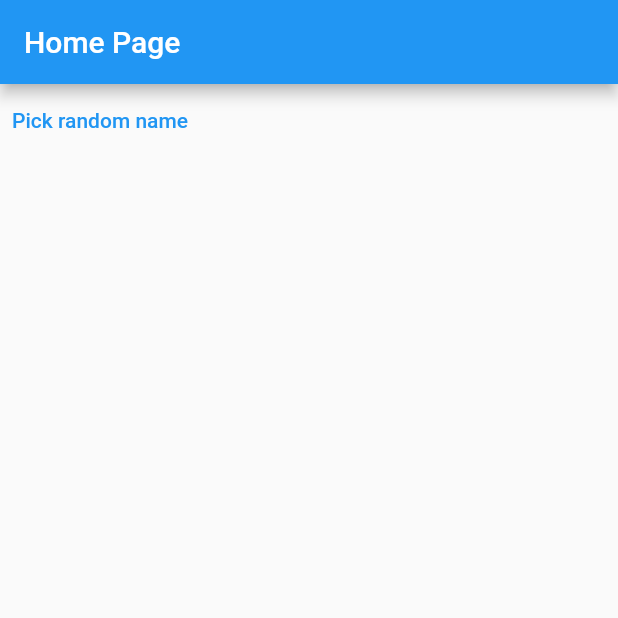
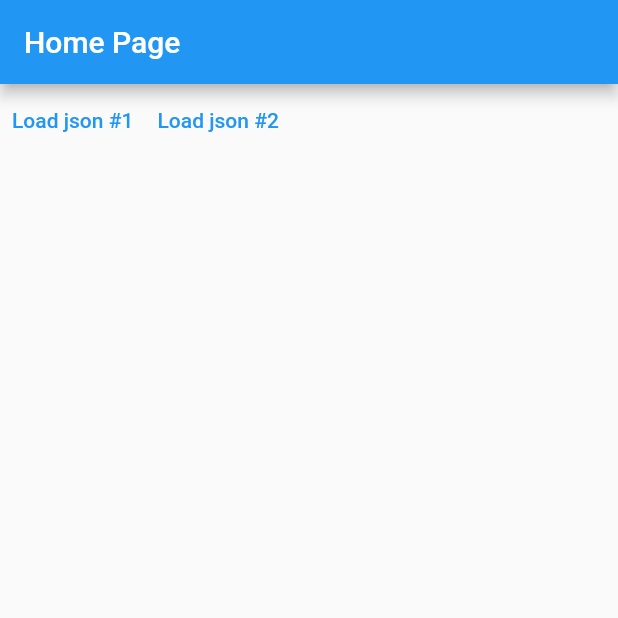
Before and after one commit to jorjegxg/vandad_bloc, a Flutter app: the screen it shows after launch, on a phone screen of 412 x 824 dp, the top half of it. Run offline on Flutter 3.47's test engine with Material 2 defaults, Android fonts, the phone set to English and light mode, and no system bars; our stand-ins replace bloc, equatable, flutter_bloc.

```diff
--- /dev/null
+++ b/lib/bloc/events.dart
@@ -0,0 +1,16 @@
+import 'package:flutter/material.dart';
+import 'package:vandad_bloc/enums.dart';
+import 'package:vandad_bloc/main.dart';
+
+@immutable
+abstract class LoadAction {
+  const LoadAction();
+}
+
+
+@immutable
+class LoadPersonsAction implements LoadAction {
+  final PersonUrl url;
+
+  const LoadPersonsAction({required this.url}) : super();
+}
--- /dev/null
+++ b/lib/bloc/states.dart
@@ -0,0 +1,23 @@
+import 'package:equatable/equatable.dart';
+import 'package:flutter/material.dart';
+import 'package:vandad_bloc/models/person.dart';
+
+@immutable
+class FetchResult extends Equatable {
+  final Iterable<Person> persons;
+  final bool isRetrievedFromChache;
+
+  const FetchResult({
+    required this.persons,
+    required this.isRetrievedFromChache,
+  });
+
+  @override
+  String toString() {
+    return 'FetchResult(isRetrievedFromChache : $isRetrievedFromChache, persons : $persons)';
+  }
+
+  @override
+  // TODO: implement props
+  List<Object?> get props => [persons, isRetrievedFromChache];
+}
--- /dev/null
+++ b/lib/enums.dart
@@ -0,0 +1,4 @@
+enum PersonUrl {
+  persons1,
+  persons2,
+}
--- a/lib/main.dart
+++ b/lib/main.dart
@@ -1,10 +1,18 @@
-import 'dart:math';
+import 'dart:convert';
+import 'dart:io';
 
-import 'package:bloc/bloc.dart';
 import 'package:flutter/material.dart';
+import 'package:flutter_bloc/flutter_bloc.dart';
+import 'package:vandad_bloc/bloc/persons_bloc.dart';
+import 'package:vandad_bloc/presentation/home_screen.dart';
+
+import 'models/person.dart';
 
 void main() {
-  runApp(MyApp());
+  runApp(BlocProvider(
+    create: (_) => PersonsBloc(),
+    child: MyApp(),
+  ));
 }
 
 class MyApp extends MaterialApp {
@@ -17,83 +25,3 @@ class MyApp extends MaterialApp {
           home: const HomeScreen(),
         );
 }
-
-const names = [
-  'Foo',
-  'Bar',
-  'Baz',
-];
-
-extension RandomElement<T> on List<T> {
-  T getRandomElement() => elementAt(
-        Random().nextInt(length),
-      );
-}
-
-class NamesCubit extends Cubit<String?> {
-  NamesCubit() : super(null);
-
-  void pickRandomName() => emit(names.getRandomElement());
-}
-
-class HomeScreen extends StatefulWidget {
-  const HomeScreen({super.key});
-
-  @override
-  State<HomeScreen> createState() => _HomeScreenState();
-}
-
-class _HomeScreenState extends State<HomeScreen> {
-  late final NamesCubit cubit;
-
-  @override
-  void initState() {
-    cubit = NamesCubit();
-    super.initState();
-  }
-
-  @override
-  void dispose() {
-    cubit.close();
-    super.dispose();
-  }
-
-  @override
-  Widget build(BuildContext context) {
-    return Scaffold(
-      appBar: AppBar(
-        title: const Text('Home Page'),
-      ),
-      body: StreamBuilder<String?>(
-        stream: cubit.stream,
-        builder: (
-          BuildContext context,
-          AsyncSnapshot<String?> snapshot,
-        ) {
-          final button = TextButton(
-            onPressed: () => cubit.pickRandomName(),
-            child: const Text(
-              'Pick random name',
-            ),
-          );
-
-          switch (snapshot.connectionState) {
-            case ConnectionState.none:
-              return button;
-            case ConnectionState.waiting:
-              return button;
-            case ConnectionState.active:
-              return Column(
-                children: [
-                  Text(snapshot.data ?? ''),
-                  button,
-                ],
-              );
-            case ConnectionState.done:
-              return const SizedBox();
-          }
-        },
-      ),
-    );
-  }
-}
--- /dev/null
+++ b/lib/models/person.dart
@@ -0,0 +1,21 @@
+import 'package:flutter/material.dart';
+
+@immutable
+class Person {
+  final String name;
+  final int age;
+
+  const Person({
+    required this.name,
+    required this.age,
+  });
+
+  Person.fromJson(Map<String, dynamic> json)
+      : name = json['name'] as String,
+        age = json['age'] as int;
+
+  @override
+  String toString() {
+    return 'Person(name $name , age $age)';
+  }
+}
--- /dev/null
+++ b/lib/presentation/home_screen.dart
@@ -0,0 +1,67 @@
+import 'package:flutter/material.dart';
+import 'package:flutter_bloc/flutter_bloc.dart';
+import 'package:vandad_bloc/bloc/events.dart';
+import 'package:vandad_bloc/bloc/persons_bloc.dart';
+import 'package:vandad_bloc/bloc/states.dart';
+import 'package:vandad_bloc/enums.dart';
+import 'package:vandad_bloc/extensions.dart';
+
+class HomeScreen extends StatelessWidget {
+  const HomeScreen({super.key});
+  @override
+  Widget build(BuildContext context) {
+    return Scaffold(
+      appBar: AppBar(
+        title: const Text('Home Page'),
+      ),
+      body: Column(
+        children: [
+          Row(
+            children: [
+              TextButton(
+                onPressed: () {
+                  context.read<PersonsBloc>().add(const LoadPersonsAction(
+                        url: PersonUrl.persons1,
+                      ));
+                },
+                child: const Text('Load json #1'),
+              ),
+              TextButton(
+                onPressed: () {
+                  context.read<PersonsBloc>().add(const LoadPersonsAction(
+                        url: PersonUrl.persons2,
+                      ));
+                },
+                child: const Text('Load json #2'),
+              ),
+            ],
+          ),
+          BlocBuilder<PersonsBloc, FetchResult?>(
+            // buildWhen: (previous, current) {
+            //   return previous?.persons != current?.persons;
+            // },
+            builder: ((context, fetchResult) {
+              fetchResult?.log();
+              final persons = fetchResult?.persons;
+
+              if (persons == null) {
+                return const SizedBox();
+              }
+
+              return Expanded(
+                child: ListView.builder(
+                    itemCount: persons.length,
+                    itemBuilder: (context, index) {
+                      final person = persons[index];
+                      return ListTile(
+                        title: Text('${person?.name}'),
+                      );
+                    }),
+              );
+            }),
+          ),
+        ],
+      ),
+    );
+  }
+}
--- a/pubspec.yaml
+++ b/pubspec.yaml
@@ -37,6 +37,7 @@ dependencies:
   cupertino_icons: ^1.0.2
   bloc: ^8.1.0
   flutter_bloc: ^8.1.1
+  equatable: ^2.0.5
 
 dev_dependencies:
   flutter_test:
```
Also changed, not shown: api/persons1.json (added, +14 -0 lines), api/persons2.json (added, +14 -0 lines), lib/api/api_funct.dart (added, +13 -0 lines), lib/bloc/persons_bloc.dart (added, +41 -0 lines), lib/extensions.dart (added, +25 -0 lines), pubspec.lock, 1 other file.
